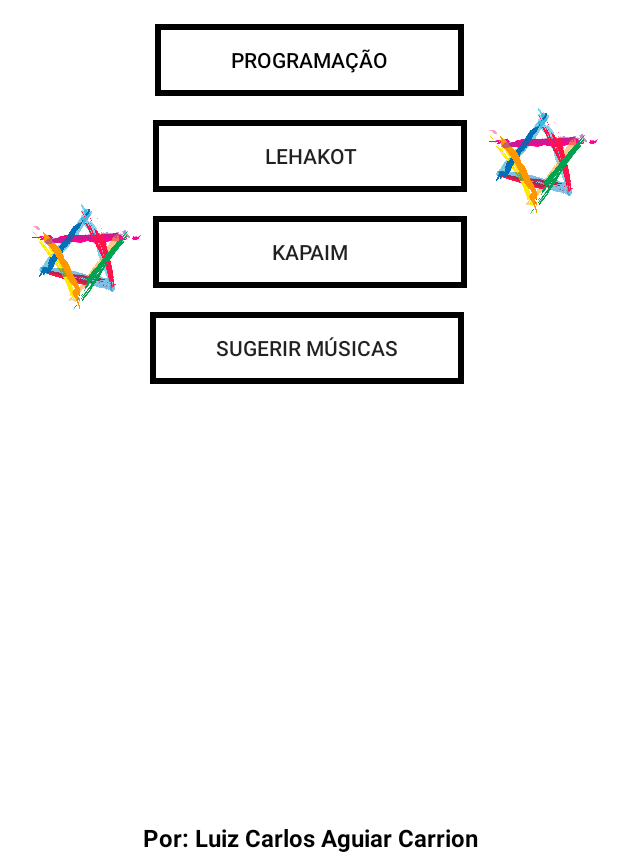
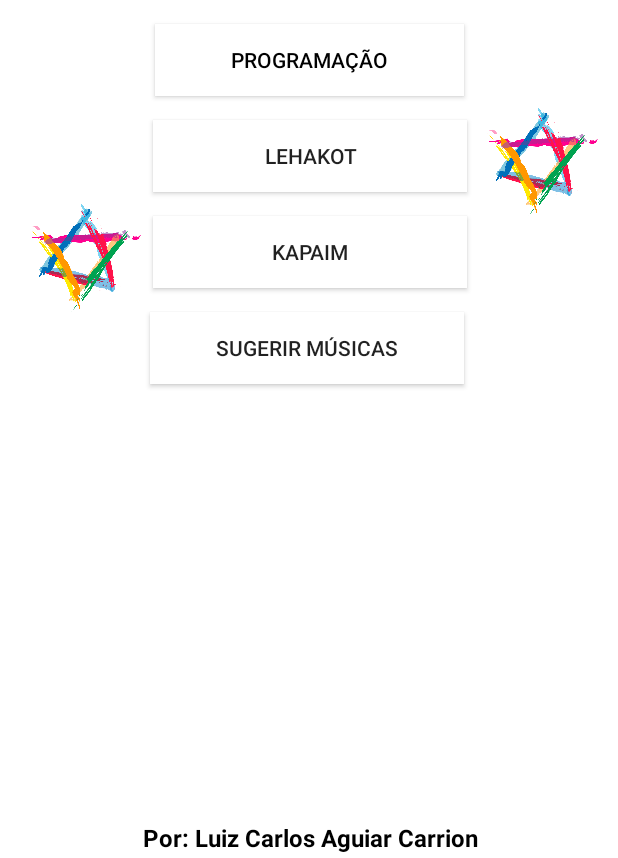
Before and after one commit to IKuuhakuI/festival-hebraica-2019, an Android app: the screen it shows after launch (MainActivity), on a phone screen of 412 x 824 dp, the part 378-1236 px from its top. Run offline under Robolectric (Android 15) with nearby library versions, the phone set to English and light mode, and no system bars; our stand-ins replace Firebase (no records; nobody signed in at launch, a user with empty details on screens opened directly); 1 statement that could not run was skipped.

Commit message:
altera o design dos buttons

```diff
--- a/projeto_danca_android/app/src/main/res/layout/activity_lehakot.xml
+++ b/projeto_danca_android/app/src/main/res/layout/activity_lehakot.xml
@@ -63,7 +63,7 @@
         android:layout_height="wrap_content"
         android:layout_marginTop="6dp"
         android:layout_marginBottom="8dp"
-        android:background="@drawable/button_border"
+        android:background="@color/White"
         android:text="Voltar"
         app:layout_constraintBottom_toBottomOf="parent"
         app:layout_constraintEnd_toEndOf="parent"
--- a/projeto_danca_android/app/src/main/res/layout/activity_main.xml
+++ b/projeto_danca_android/app/src/main/res/layout/activity_main.xml
@@ -44,7 +44,7 @@
         android:layout_width="206dp"
         android:layout_height="0dp"
         android:layout_marginTop="16dp"
-        android:background="@drawable/button_border"
+        android:background="@color/White"
         android:text="@string/programa_o"
         android:textColor="@android:color/black"
         app:layout_constraintEnd_toEndOf="parent"
@@ -56,7 +56,7 @@
         android:layout_width="209dp"
         android:layout_height="0dp"
         android:layout_marginTop="16dp"
-        android:background="@drawable/button_border"
+        android:background="@color/White"
         android:text="@string/lehakot"
         app:layout_constraintEnd_toEndOf="parent"
         app:layout_constraintHorizontal_bias="0.502"
@@ -103,7 +103,7 @@
         android:layout_width="209dp"
         android:layout_height="0dp"
         android:layout_marginTop="16dp"
-        android:background="@drawable/button_border"
+        android:background="@color/White"
         android:text="@string/kapaim"
         app:layout_constraintEnd_toEndOf="parent"
         app:layout_constraintHorizontal_bias="0.502"
@@ -115,7 +115,7 @@
         android:layout_width="209dp"
         android:layout_height="0dp"
         android:layout_marginTop="16dp"
-        android:background="@drawable/button_border"
+        android:background="@color/White"
         android:text="@string/sugerir_m_sicas"
         app:layout_constraintEnd_toEndOf="parent"
         app:layout_constraintHorizontal_bias="0.495"
--- a/projeto_danca_android/app/src/main/res/layout/activity_select_leakot.xml
+++ b/projeto_danca_android/app/src/main/res/layout/activity_select_leakot.xml
@@ -11,9 +11,9 @@
         android:id="@+id/btnVoltarLeakotId"
         android:layout_width="wrap_content"
         android:layout_height="wrap_content"
+        android:layout_marginTop="6dp"
         android:layout_marginBottom="16dp"
-        android:layout_marginTop="6dp"
-        android:background="@drawable/button_border"
+        android:background="@color/White"
         android:text="Voltar"
         app:layout_constraintBottom_toBottomOf="parent"
         app:layout_constraintEnd_toEndOf="parent"
```
Also changed, not shown: projeto_danca_android/app/src/main/res/layout/activity_eventos.xml (+5 -5 lines).
